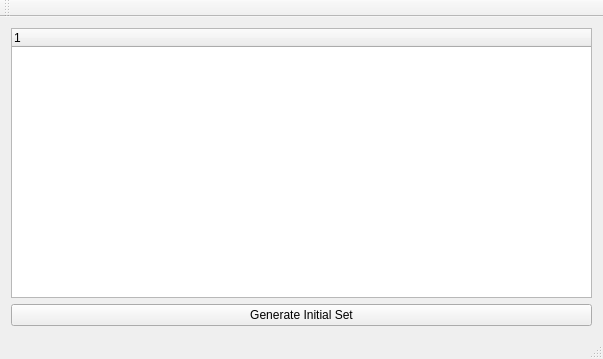
The window that mainwindow.ui (samhartlebury/genone-viewer) describes before a commit, drawn with Qt 5.
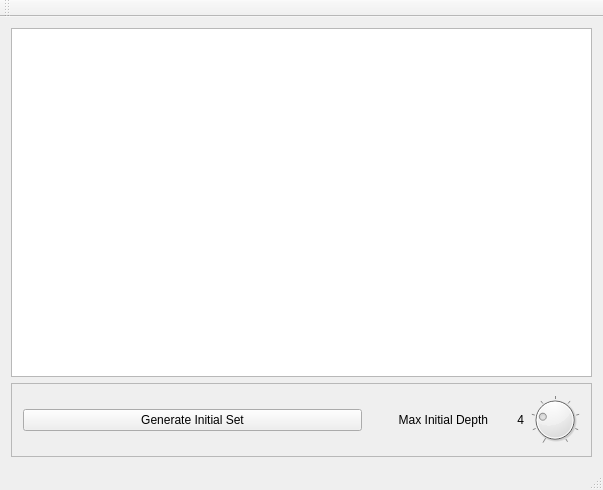
The same window after the commit.

Commit message: Add max initial depth functionality

What changed in the file:
```diff
--- a/mainwindow.ui
+++ b/mainwindow.ui
@@ -7,16 +7,19 @@
     <x>0</x>
     <y>0</y>
     <width>603</width>
-    <height>359</height>
+    <height>490</height>
    </rect>
   </property>
   <property name="windowTitle">
    <string>MainWindow</string>
   </property>
   <widget class="QWidget" name="centralWidget">
-   <layout class="QGridLayout" name="gridLayout">
-    <item row="0" column="0">
+   <layout class="QVBoxLayout" name="verticalLayout">
+    <item>
      <widget class="QTreeWidget" name="treeWidget">
+      <attribute name="headerVisible">
+       <bool>false</bool>
+      </attribute>
       <column>
        <property name="text">
         <string notr="true">1</string>
@@ -24,11 +27,83 @@
       </column>
      </widget>
     </item>
-    <item row="1" column="0">
-     <widget class="QPushButton" name="generateInitialSetButton">
-      <property name="text">
-       <string>Generate Initial Set</string>
+    <item>
+     <widget class="QFrame" name="frame">
+      <property name="frameShape">
+       <enum>QFrame::StyledPanel</enum>
       </property>
+      <property name="frameShadow">
+       <enum>QFrame::Raised</enum>
+      </property>
+      <layout class="QHBoxLayout" name="horizontalLayout">
+       <item>
+        <widget class="QPushButton" name="generateInitialSetButton">
+         <property name="text">
+          <string>Generate Initial Set</string>
+         </property>
+        </widget>
+       </item>
+       <item>
+        <widget class="QLabel" name="label">
+         <property name="maximumSize">
+          <size>
+           <width>120</width>
+           <height>16777215</height>
+          </size>
+         </property>
+         <property name="layoutDirection">
+          <enum>Qt::RightToLeft</enum>
+         </property>
+         <property name="text">
+          <string>Max Initial Depth</string>
+         </property>
+         <property name="alignment">
+          <set>Qt::AlignRight|Qt::AlignTrailing|Qt::AlignVCenter</set>
+         </property>
+        </widget>
+       </item>
+       <item>
+        <widget class="QLabel" name="depthLabel">
+         <property name="maximumSize">
+          <size>
+           <width>30</width>
+           <height>16777215</height>
+          </size>
+         </property>
+         <property name="layoutDirection">
+          <enum>Qt::RightToLeft</enum>
+         </property>
+         <property name="text">
+          <string>4</string>
+         </property>
+         <property name="alignment">
+          <set>Qt::AlignRight|Qt::AlignTrailing|Qt::AlignVCenter</set>
+         </property>
+        </widget>
+       </item>
+       <item>
+        <widget class="QDial" name="dial">
+         <property name="maximumSize">
+          <size>
+           <width>50</width>
+           <height>50</height>
+          </size>
+         </property>
+         <property name="minimum">
+          <number>2</number>
+         </property>
+         <property name="maximum">
+          <number>10</number>
+         </property>
+         <property name="value">
+          <number>4</number>
+         </property>
+         <property name="notchesVisible">
+          <bool>true</bool>
+         </property>
+        </widget>
+       </item>
+      </layout>
      </widget>
     </item>
    </layout>
```
The commit also changes 4 other files.
